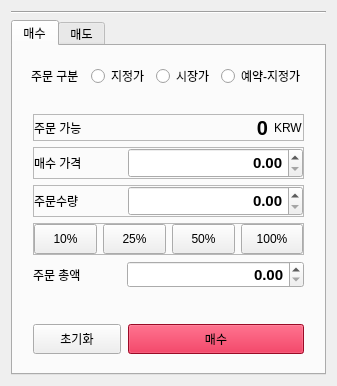
showmethecoin/upbit-trader, file src/styles/ui/trade.ui: the form before one commit.
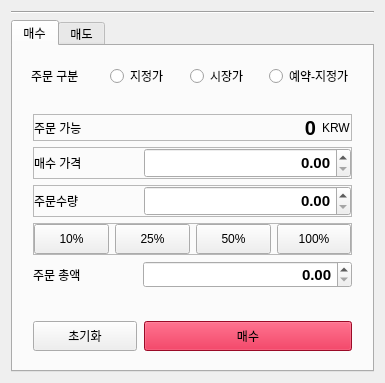
The form after the commit. Icons and pictures are not drawn.

Commit message: Resolve residual bugs in mainUI

```diff
--- a/src/styles/ui/trade.ui
+++ b/src/styles/ui/trade.ui
@@ -6,8 +6,8 @@
    <rect>
     <x>0</x>
     <y>0</y>
-    <width>337</width>
-    <height>386</height>
+    <width>385</width>
+    <height>383</height>
    </rect>
   </property>
   <property name="sizePolicy">
@@ -18,8 +18,14 @@
   </property>
   <property name="minimumSize">
    <size>
-    <width>300</width>
-    <height>300</height>
+    <width>385</width>
+    <height>383</height>
+   </size>
+  </property>
+  <property name="maximumSize">
+   <size>
+    <width>385</width>
+    <height>383</height>
    </size>
   </property>
   <property name="windowTitle">
@@ -2332,13 +2338,10 @@
 	/*background-color: rgb(60, 60, 60);*/
 	background-color: #a20826;
 }
-/*
-QPushButton:pressed {	
-	background-color: rgb(85, 170, 255);
-	border: 2px solid rgb(85, 170, 255);
-	color: rgb(35, 35, 35);
+QPushButton:hover{
+	background-color: #aa0a29;
 }
-*/</string>
+</string>
                       </property>
                       <property name="text">
                        <string>매수</string>
```
Left out of the diff: 49 changed lines with no effect on the pictures. The commit also changes 2 other files.
